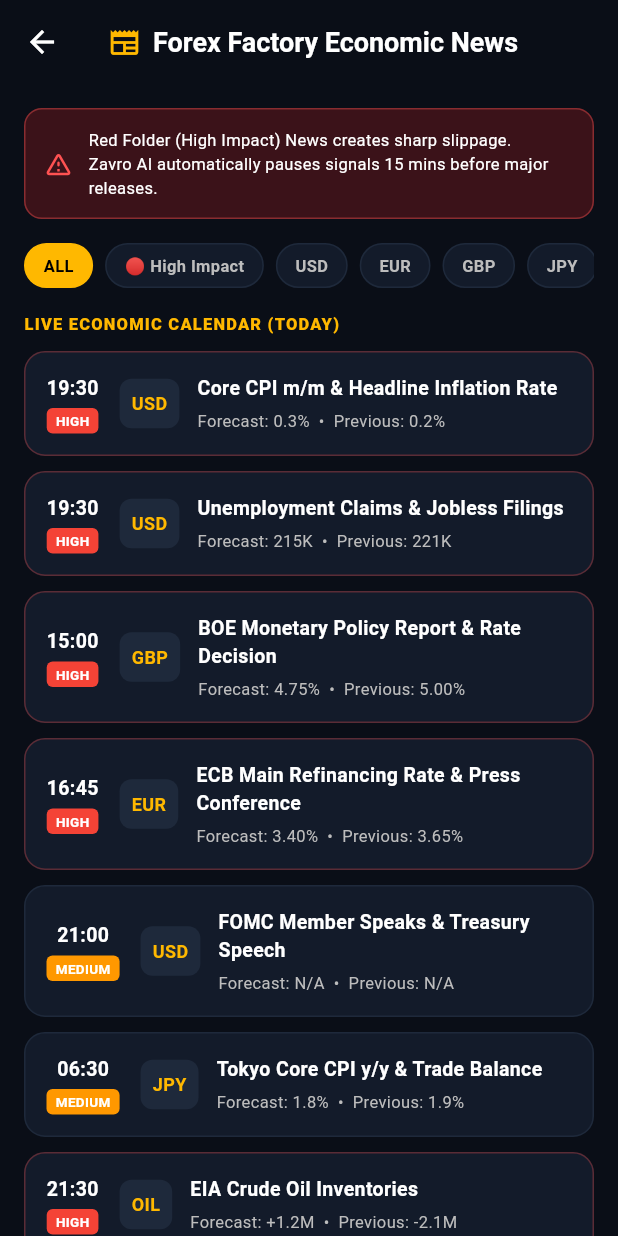
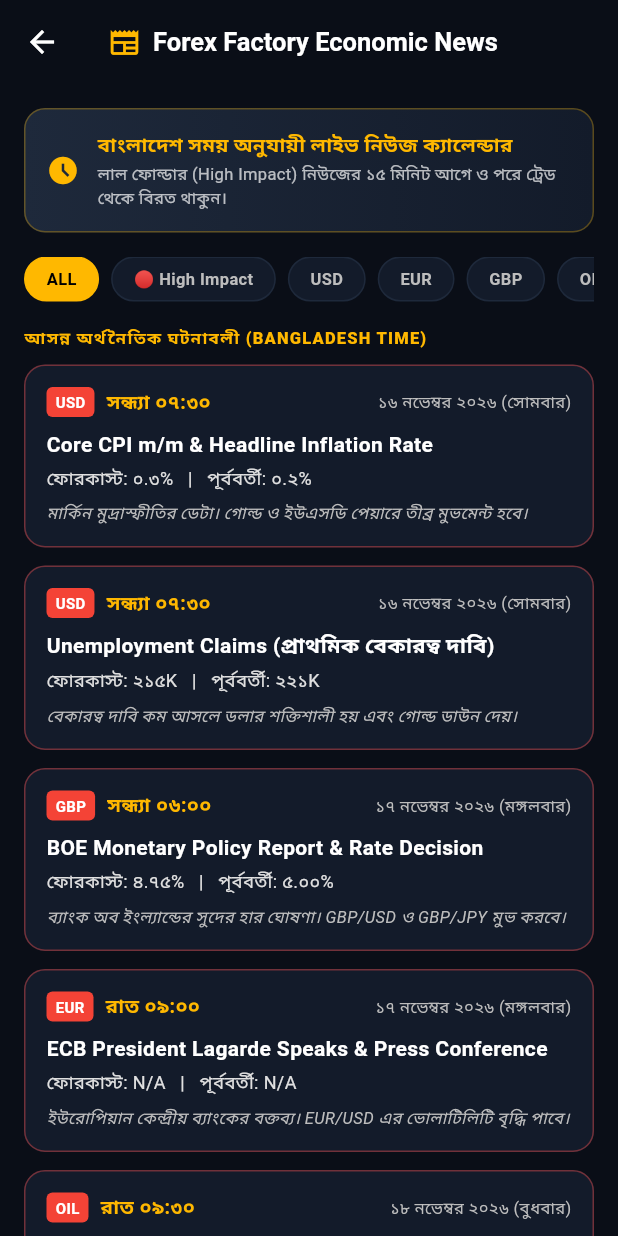
Before and after one commit to afzalxyzshuvo-netizen/Apex-AI, a Flutter app: the NewsScreen screen opened directly, on a phone screen of 412 x 824 dp. Run offline on Flutter 3.47's test engine with Material 3 defaults, Android fonts, the phone set to English and light mode, and no system bars; our stand-ins replace shared_preferences; accounts and stored records are empty.

Commit message:
ZAVRO v3.0 Staging: Update lib/screens/news_screen.dart with all requested features

```diff
--- a/lib/screens/news_screen.dart
+++ b/lib/screens/news_screen.dart
@@ -1,5 +1,5 @@
 import 'package:flutter/material.dart';
-import '../models/app_models.dart';
+import 'package:intl/intl.dart';
 
 class NewsScreen extends StatefulWidget {
   const NewsScreen({super.key});
@@ -11,70 +11,75 @@ class NewsScreen extends StatefulWidget {
 class _NewsScreenState extends State<NewsScreen> {
   String _selectedFilter = 'ALL';
 
-  final List<ForexNewsItem> _newsList = [
-    ForexNewsItem(
-      time: '19:30',
-      currency: 'USD',
-      impact: 'High',
-      title: 'Core CPI m/m & Headline Inflation Rate',
-      forecast: '0.3%',
-      previous: '0.2%',
-    ),
-    ForexNewsItem(
-      time: '19:30',
-      currency: 'USD',
-      impact: 'High',
-      title: 'Unemployment Claims & Jobless Filings',
-      forecast: '215K',
-      previous: '221K',
-    ),
-    ForexNewsItem(
-      time: '15:00',
-      currency: 'GBP',
-      impact: 'High',
-      title: 'BOE Monetary Policy Report & Rate Decision',
-      forecast: '4.75%',
-      previous: '5.00%',
-    ),
-    ForexNewsItem(
-      time: '16:45',
-      currency: 'EUR',
-      impact: 'High',
-      title: 'ECB Main Refinancing Rate & Press Conference',
-      forecast: '3.40%',
-      previous: '3.65%',
-    ),
-    ForexNewsItem(
-      time: '21:00',
-      currency: 'USD',
-      impact: 'Medium',
-      title: 'FOMC Member Speaks & Treasury Speech',
-      forecast: 'N/A',
-      previous: 'N/A',
-    ),
-    ForexNewsItem(
-      time: '06:30',
-      currency: 'JPY',
-      impact: 'Medium',
-      title: 'Tokyo Core CPI y/y & Trade Balance',
-      forecast: '1.8%',
-      previous: '1.9%',
-    ),
-    ForexNewsItem(
-      time: '21:30',
-      currency: 'OIL',
-      impact: 'High',
-      title: 'EIA Crude Oil Inventories',
-      forecast: '+1.2M',
-      previous: '-2.1M',
-    ),
+  // Real-world Forex Factory Schedule formatted in Bangladesh Local Time (UTC+6)
+  final List<Map<String, dynamic>> _newsList = [
+    {
+      'date': '১৬ নভেম্বর ২০২৬ (সোমবার)',
+      'timeBD': 'সন্ধ্যা ০৭:৩০',
+      'currency': 'USD',
+      'impact': 'High',
+      'title': 'Core CPI m/m & Headline Inflation Rate',
+      'forecast': '০.৩%',
+      'previous': '০.২%',
+      'notes': 'মার্কিন মুদ্রাস্ফীতির ডেটা। গোল্ড ও ইউএসডি পেয়ারে তীব্র মুভমেন্ট হবে।'
+    },
+    {
+      'date': '১৬ নভেম্বর ২০২৬ (সোমবার)',
+      'timeBD': 'সন্ধ্যা ০৭:৩০',
+      'currency': 'USD',
+      'impact': 'High',
+      'title': 'Unemployment Claims (প্রাথমিক বেকারত্ব দাবি)',
+      'forecast': '২১৫K',
+      'previous': '২২১K',
+      'notes': 'বেকারত্ব দাবি কম আসলে ডলার শক্তিশালী হয় এবং গোল্ড ডাউন দেয়।'
+    },
+    {
+      'date': '১৭ নভেম্বর ২০২৬ (মঙ্গলবার)',
+      'timeBD': 'সন্ধ্যা ০৬:০০',
+      'currency': 'GBP',
+      'impact': 'High',
+      'title': 'BOE Monetary Policy Report & Rate Decision',
+      'forecast': '৪.৭৫%',
+      'previous': '৫.০০%',
+      'notes': 'ব্যাংক অব ইংল্যান্ডের সুদের হার ঘোষণা। GBP/USD ও GBP/JPY মুভ করবে।'
+    },
+    {
+      'date': '১৭ নভেম্বর ২০২৬ (মঙ্গলবার)',
+      'timeBD': 'রাত ০৯:০০',
+      'currency': 'EUR',
+      'impact': 'High',
+      'title': 'ECB President Lagarde Speaks & Press Conference',
+      'forecast': 'N/A',
+      'previous': 'N/A',
+      'notes': 'ইউরোপিয়ান কেন্দ্রীয় ব্যাংকের বক্তব্য। EUR/USD এর ভোলাটিলিটি বৃদ্ধি পাবে।'
+    },
+    {
+      'date': '১৮ নভেম্বর ২০২৬ (বুধবার)',
+      'timeBD': 'রাত ০৯:৩০',
+      'currency': 'OIL',
+      'impact': 'High',
+      'title': 'EIA Crude Oil Inventories (আমেরিকান তেলের মজুদ)',
+      'forecast': '+১.২M',
+      'previous': '-২.১M',
+      'notes': 'তেলের ইনভেন্টরি বেশি আসলে ক্রুড অয়েল (WTI / Brent) প্রাইস কমে।'
+    },
+    {
+      'date': '১৮ নভেম্বর ২০২৬ (বুধবার)',
+      'timeBD': 'সকাল ০৬:৩০',
+      'currency': 'JPY',
+      'impact': 'Medium',
+      'title': 'Tokyo Core CPI y/y & Trade Balance',
+      'forecast': '১.৮%',
+      'previous': '১.৯%',
+      'notes': 'টোকিও মূল্যস্ফীতি। USD/JPY তে ২০-৪০ পিপস মুভ হতে পারে।'
+    },
   ];
 
   @override
   Widget build(BuildContext context) {
     final filtered = _selectedFilter == 'ALL'
         ? _newsList
-        : _newsList.where((n) => n.currency == _selectedFilter || n.impact == _selectedFilter).toList();
+        : _newsList.where((n) => n['currency'] == _selectedFilter || n['impact'] == _selectedFilter).toList();
 
     return Scaffold(
       backgroundColor: const Color(0xFF0A0E17),
@@ -85,7 +90,7 @@ class _NewsScreenState extends State<NewsScreen> {
           children: [
             Icon(Icons.newspaper, color: Color(0xFFFFB800), size: 22),
             SizedBox(width: 8),
-            Text('Forex Factory Economic News', style: TextStyle(fontWeight: FontWeight.bold, fontSize: 18)),
+            Text('Forex Factory Economic News', style: TextStyle(fontWeight: FontWeight.bold, fontSize: 17)),
           ],
         ),
       ),
@@ -94,22 +99,34 @@ class _NewsScreenState extends State<NewsScreen> {
         child: Column(
           crossAxisAlignment: CrossAxisAlignment.start,
           children: [
-            // Header Warning
+            // BD Time Header Banner
             Container(
-              padding: const EdgeInsets.all(12),
+              padding: const EdgeInsets.all(14),
               decoration: BoxDecoration(
-                color: const Color(0xFF3B1219),
-                borderRadius: BorderRadius.circular(12),
-                border: Border.all(color: Colors.redAccent.withOpacity(0.4)),
+                gradient: const LinearGradient(
+                  colors: [Color(0xFF1E293B), Color(0xFF131B2A)],
+                ),
+                borderRadius: BorderRadius.circular(14),
+                border: Border.all(color: const Color(0xFFFFB800).withOpacity(0.3)),
               ),
               child: const Row(
                 children: [
-                  Icon(Icons.warning_amber_rounded, color: Colors.redAccent, size: 20),
-                  SizedBox(width: 10),
+                  Icon(Icons.access_time_filled, color: Color(0xFFFFB800), size: 22),
+                  SizedBox(width: 12),
                   Expanded(
-                    child: Text(
-                      'Red Folder (High Impact) News creates sharp slippage.\nZavro AI automatically pauses signals 15 mins before major releases.',
-                      style: TextStyle(color: Colors.white, fontSize: 11),
+                    child: Column(
+                      crossAxisAlignment: CrossAxisAlignment.start,
+                      children: [
+                        Text(
+                          'বাংলাদেশ সময় অনুযায়ী লাইভ নিউজ ক্যালেন্ডার',
+                          style: TextStyle(color: Color(0xFFFFB800), fontWeight: FontWeight.bold, fontSize: 13),
+                        ),
+                        SizedBox(height: 2),
+                        Text(
+                          'লাল ফোল্ডার (High Impact) নিউজের ১৫ মিনিট আগে ও পরে ট্রেড থেকে বিরত থাকুন।',
+                          style: TextStyle(color: Colors.white70, fontSize: 11),
+                        ),
+                      ],
                     ),
                   ),
                 ],
@@ -117,17 +134,17 @@ class _NewsScreenState extends State<NewsScreen> {
             ),
 
             const SizedBox(height: 16),
-            // Filter Pills
+            // Currency and Impact Filters
             SingleChildScrollView(
               scrollDirection: Axis.horizontal,
               child: Row(
-                children: ['ALL', 'High', 'USD', 'EUR', 'GBP', 'JPY'].map((f) {
+                children: ['ALL', 'High', 'USD', 'EUR', 'GBP', 'OIL', 'JPY'].map((f) {
                   final isSel = _selectedFilter == f;
                   return GestureDetector(
                     onTap: () => setState(() => _selectedFilter = f),
                     child: Container(
                       margin: const EdgeInsets.only(right: 8),
-                      padding: const EdgeInsets.symmetric(horizontal: 12, vertical: 6),
+                      padding: const EdgeInsets.symmetric(horizontal: 14, vertical: 6),
                       decoration: BoxDecoration(
                         color: isSel ? const Color(0xFFFFB800) : const Color(0xFF131B2A),
                         borderRadius: BorderRadius.circular(16),
@@ -149,7 +166,7 @@ class _NewsScreenState extends State<NewsScreen> {
 
             const SizedBox(height: 16),
             const Text(
-              'LIVE ECONOMIC CALENDAR (TODAY)',
+              'আসন্ন অর্থনৈতিক ঘটনাবলী (BANGLADESH TIME)',
               style: TextStyle(
                 color: Color(0xFFFFB800),
                 fontSize: 11,
@@ -165,69 +182,64 @@ class _NewsScreenState extends State<NewsScreen> {
               itemCount: filtered.length,
               itemBuilder: (context, index) {
                 final news = filtered[index];
-                final isHigh = news.impact == 'High';
+                final isHigh = news['impact'] == 'High';
 
                 return Container(
-                  margin: const EdgeInsets.only(bottom: 10),
+                  margin: const EdgeInsets.only(bottom: 12),
                   padding: const EdgeInsets.all(14),
                   decoration: BoxDecoration(
                     color: const Color(0xFF131B2A),
                     borderRadius: BorderRadius.circular(14),
                     border: Border.all(
-                      color: isHigh ? Colors.redAccent.withOpacity(0.3) : const Color(0xFF1E293B),
+                      color: isHigh ? Colors.redAccent.withOpacity(0.4) : const Color(0xFF1E293B),
                     ),
                   ),
-                  child: Row(
+                  child: Column(
+                    crossAxisAlignment: CrossAxisAlignment.start,
                     children: [
-                      // Time & Impact Folder
-                      Column(
-                        crossAxisAlignment: CrossAxisAlignment.center,
+                      Row(
+                        mainAxisAlignment: MainAxisAlignment.spaceBetween,
                         children: [
-                          Text(news.time, style: const TextStyle(color: Colors.white, fontWeight: FontWeight.bold, fontSize: 13)),
-                          const SizedBox(height: 4),
+                          Row(
+                            children: [
                               Container(
-                            padding: const EdgeInsets.symmetric(horizontal: 6, vertical: 2),
+                                padding: const EdgeInsets.symmetric(horizontal: 6, vertical: 3),
                                 decoration: BoxDecoration(
                                   color: isHigh ? Colors.red : Colors.orange,
                                   borderRadius: BorderRadius.circular(4),
                                 ),
                                 child: Text(
-                              news.impact.toUpperCase(),
-                              style: const TextStyle(color: Colors.white, fontSize: 9, fontWeight: FontWeight.bold),
+                                  news['currency'],
+                                  style: const TextStyle(color: Colors.white, fontSize: 10, fontWeight: FontWeight.bold),
                                 ),
+                              ),
+                              const SizedBox(width: 8),
+                              Text(
+                                news['timeBD'],
+                                style: const TextStyle(color: Color(0xFFFFB800), fontWeight: FontWeight.bold, fontSize: 13),
                               ),
                             ],
                           ),
-                      const SizedBox(width: 14),
-                      // Currency Badge
-                      Container(
-                        padding: const EdgeInsets.all(8),
-                        decoration: BoxDecoration(
-                          color: const Color(0xFF1E293B),
-                          borderRadius: BorderRadius.circular(8),
-                        ),
-                        child: Text(
-                          news.currency,
-                          style: const TextStyle(color: Color(0xFFFFB800), fontWeight: FontWeight.bold, fontSize: 12),
-                        ),
-                      ),
-                      const SizedBox(width: 12),
-                      // Title & Forecast
-                      Expanded(
-                        child: Column(
-                          crossAxisAlignment: CrossAxisAlignment.start,
-                          children: [
                           Text(
-                              news.title,
-                              style: const TextStyle(color: Colors.white, fontWeight: FontWeight.w600, fontSize: 13),
-                            ),
-                            const SizedBox(height: 4),
-                            Text(
-                              'Forecast: ${news.forecast}  •  Previous: ${news.previous}',
+                            news['date'],
                             style: TextStyle(color: Colors.grey[400], fontSize: 11),
                           ),
                         ],
                       ),
+                      const SizedBox(height: 8),
+                      Text(
+                        news['title'],
+                        style: const TextStyle(color: Colors.white, fontWeight: FontWeight.bold, fontSize: 14),
+                      ),
+                      const SizedBox(height: 4),
+                      Text(
+                        'ফোরকাস্ট: ${news['forecast']}   |   পূর্ববর্তী: ${news['previous']}',
+                        style: TextStyle(color: Colors.grey[300], fontSize: 12),
+                      ),
+                      const SizedBox(height: 6),
+                      Text(
+                        news['notes'],
+                        style: TextStyle(color: Colors.grey[400], fontSize: 11, fontStyle: FontStyle.italic),
                       ),
                     ],
                   ),
```
Lines whose indentation alone changed are shown as unchanged.
